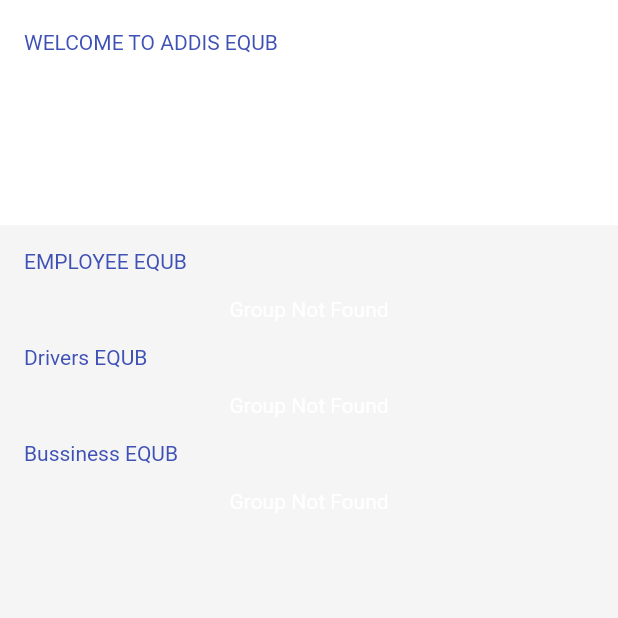
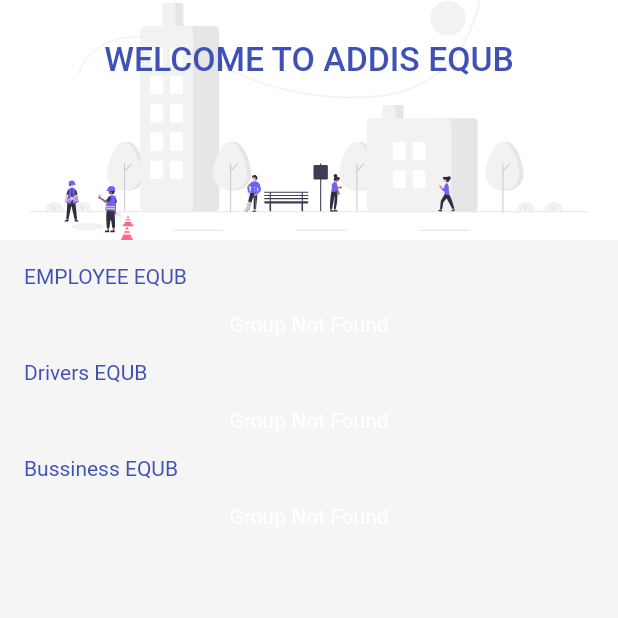
Before and after one commit to anonymousdomain/equb, a Flutter app: the OnHome screen opened directly, on a phone screen of 412 x 824 dp, the top half of it. Run offline on Flutter 3.47's test engine with Material 2 defaults, Android fonts, the phone set to English and light mode, and no system bars; our stand-ins replace cloud_firestore, connectivity_plus, country_code_picker, firebase_auth, firebase_core, firebase_storage and 5 more; missing offline and left inert: firebase_app_check; accounts and stored records are empty.

Commit message:
sliver appbar

```diff
--- a/lib/helper/images.dart
+++ b/lib/helper/images.dart
@@ -2,4 +2,6 @@ class Images {
   static String save = 'assets/images/saving.svg';
   static String progress = 'assets/images/progress.svg';
   static String pay = 'assets/images/pay.svg';
+  static String ethereum = 'assets/images/ethereum.svg';
+  static String life = 'assets/images/life.svg';
 }
--- a/lib/screens/onhome.dart
+++ b/lib/screens/onhome.dart
@@ -1,16 +1,10 @@
-import 'package:cloud_firestore/cloud_firestore.dart';
-import 'package:equb/helper/firbasereference.dart';
-import 'package:equb/service/group.dart';
+import 'package:equb/helper/images.dart';
 import 'package:equb/widget/employee_catagory.dart';
 import 'package:flutter/material.dart';
-import 'package:flutter_feather_icons/flutter_feather_icons.dart';
-import 'package:intl/intl.dart';
-
-import 'equbGroup/equbs_in.dart';
+import 'package:flutter_svg/flutter_svg.dart';
 
 class OnHome extends StatefulWidget {
   const OnHome({super.key});
-
   @override
   State<OnHome> createState() => _OnHomeState();
 }
@@ -22,8 +16,20 @@ class _OnHomeState extends State<OnHome> {
       body: CustomScrollView(
         slivers: [
           SliverAppBar(
-            expandedHeight: 150,
-            title: Text('WELCOME TO ADDIS EQUB'),
+            expandedHeight: 160,
+            flexibleSpace: FlexibleSpaceBar(
+              background: SvgPicture.asset(Images.life),
+              titlePadding: EdgeInsets.symmetric(horizontal: 0, vertical: 0),
+              title: Align(
+                alignment: Alignment.center,
+                child: Text(
+                  'WELCOME TO ADDIS EQUB',
+                  style: TextStyle(
+                      color: Theme.of(context).primaryColor, fontSize: 15),
+                ),
+              ),
+              centerTitle: true,
+            ),
           ),
           SliverToBoxAdapter(
             child: Column(
@@ -36,8 +42,7 @@ class _OnHomeState extends State<OnHome> {
                   child: Text(
                     'EMPLOYEE EQUB',
                     textAlign: TextAlign.left,
-                    style: TextStyle(
-                        color: Theme.of(context).primaryColor),
+                    style: TextStyle(color: Theme.of(context).primaryColor),
                   ),
                 ),
                 EmployeeCard(query: 'Employee'),
@@ -46,8 +51,7 @@ class _OnHomeState extends State<OnHome> {
                   child: Text(
                     'Drivers EQUB',
                     textAlign: TextAlign.left,
-                    style: TextStyle(
-                        color: Theme.of(context).primaryColor),
+                    style: TextStyle(color: Theme.of(context).primaryColor),
                   ),
                 ),
                 EmployeeCard(query: 'Drivers'),
@@ -56,8 +60,7 @@ class _OnHomeState extends State<OnHome> {
                   child: Text(
                     'Bussiness EQUB',
                     textAlign: TextAlign.left,
-                    style: TextStyle(
-                        color: Theme.of(context).primaryColor),
+                    style: TextStyle(color: Theme.of(context).primaryColor),
                   ),
                 ),
                 EmployeeCard(query: 'Bussiness')
--- a/lib/widget/employee_catagory.dart
+++ b/lib/widget/employee_catagory.dart
@@ -6,6 +6,7 @@ import 'package:equb/widget/custom_snackbar.dart';
 import 'package:flutter/material.dart';
 import 'package:flutter_feather_icons/flutter_feather_icons.dart';
 
+// ignore: must_be_immutable
 class EmployeeCard extends StatefulWidget {
   EmployeeCard({super.key, required this.query});
   String query;
```
Also changed, not shown: assets/images/ethereum.svg (added), assets/images/life.svg (added).
